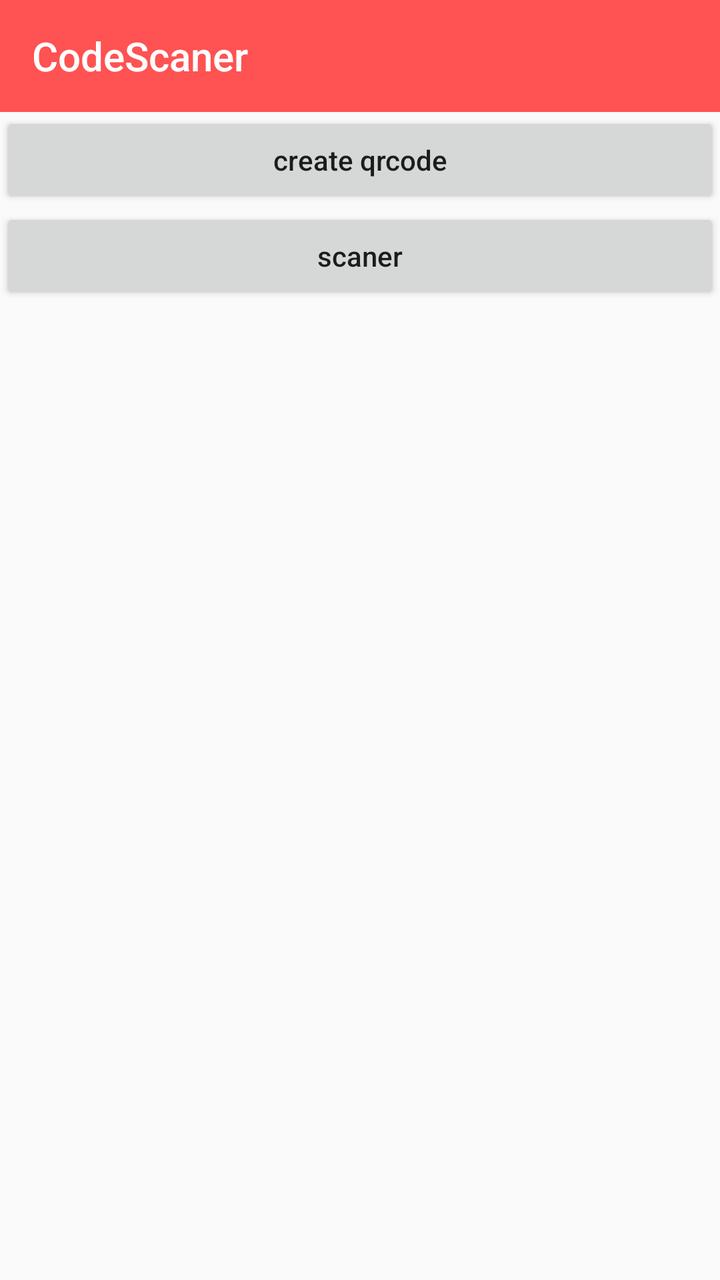
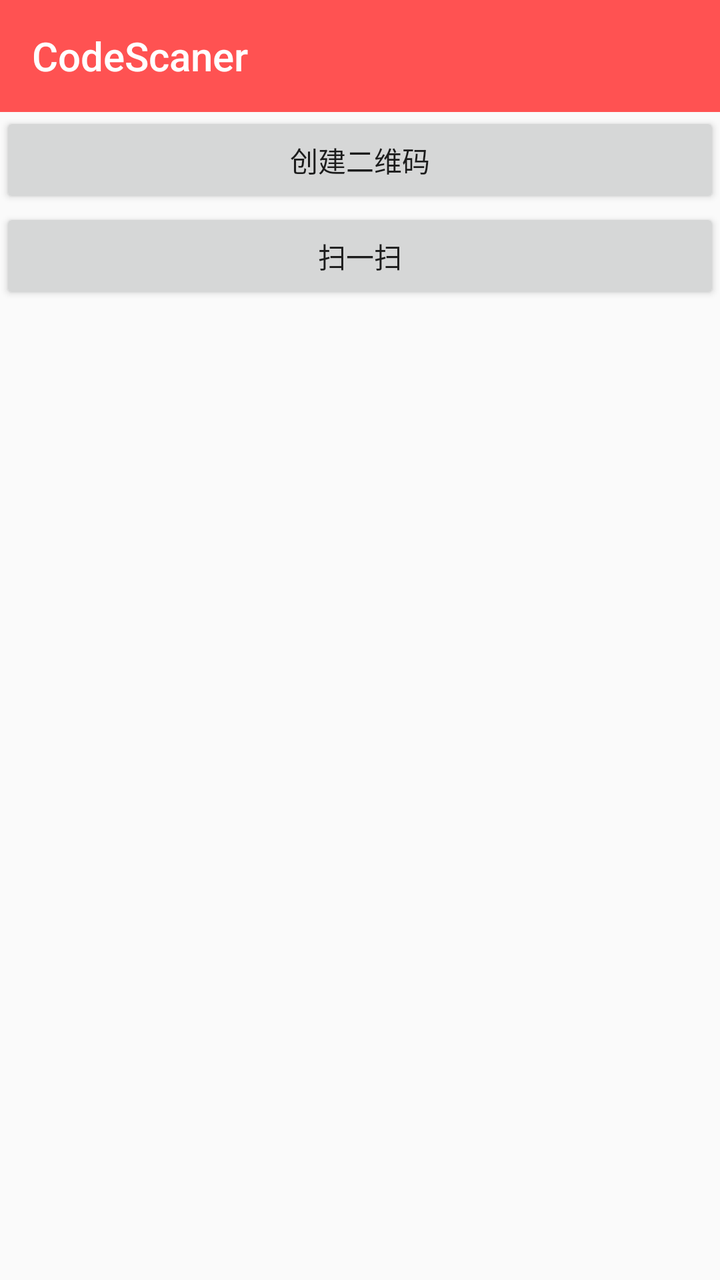

An Android layout rendered at two revisions. The XML below is the earlier revision; the diff shows what the commit changed to produce the second picture.
<!-- AndroidManifest.xml: application theme AppTheme -->
<!-- res/layout/activity_main.xml -->
<?xml version="1.0" encoding="utf-8"?>
<androidx.constraintlayout.widget.ConstraintLayout
    xmlns:android="http://schemas.android.com/apk/res/android"
    xmlns:app="http://schemas.android.com/apk/res-auto"
    android:layout_width="match_parent"
    android:layout_height="match_parent"
    android:fitsSystemWindows="true"
    >
    <androidx.appcompat.widget.Toolbar
        android:id="@+id/toolbar"
        app:popupTheme="@style/ToolbarPopupTheme"
        android:layout_width="match_parent"
        android:layout_height="wrap_content"
        app:title="@string/app_name"
        app:layout_constraintTop_toTopOf="parent"
        app:titleTextColor="@android:color/white"
        android:background="@color/colorAccent"
        />

    <Button
        android:text="create qrcode"
        android:id="@+id/btnCreateQrcode"
        android:layout_width="0dp"
        android:layout_height="wrap_content"
        app:layout_constraintRight_toRightOf="parent"
        app:layout_constraintLeft_toLeftOf="parent"
        app:layout_constraintTop_toBottomOf="@id/toolbar"
        />

    <Button
        android:id="@+id/btnScaner"
        android:text="scaner"
        android:layout_width="0dp"
        android:layout_height="wrap_content"
        app:layout_constraintTop_toBottomOf="@id/btnCreateQrcode"
        app:layout_constraintRight_toRightOf="parent"
        app:layout_constraintLeft_toLeftOf="parent"
        />

    <TextView
        android:textSize="20sp"
        android:id="@+id/tvReuslt"
        android:layout_width="0dp"
        android:layout_height="wrap_content"
        android:layout_marginTop="5dp"
        app:layout_constraintTop_toBottomOf="@id/btnScaner"
        app:layout_constraintRight_toRightOf="parent"
        app:layout_constraintLeft_toLeftOf="parent"
        />

    <Button
        android:visibility="gone"
        android:text="copy"
        android:id="@+id/btnCopy"
        android:layout_width="0dp"
        android:layout_height="wrap_content"
        android:layout_marginTop="5dp"
        app:layout_constraintTop_toBottomOf="@id/tvReuslt"
        app:layout_constraintRight_toRightOf="parent"
        app:layout_constraintLeft_toLeftOf="parent"
        />

</androidx.constraintlayout.widget.ConstraintLayout>
<!-- resources referenced by this layout -->
<resources>
  <color name="colorAccent">#FF5252</color>
  <string name="app_name">CodeScaner</string>
  <style name="ToolbarPopupTheme" parent="Widget.AppCompat.Light.PopupMenu.Overflow">
          <item name="overlapAnchor">false</item>  
          <item name="android:colorBackground">@android:color/white</item>  
          
          <item name="android:textColorPrimary">@android:color/black</item>
      </style>
  <style name="AppTheme" parent="Theme.AppCompat.Light.NoActionBar">
          
          <item name="colorPrimary">@color/colorPrimary</item>
          <item name="colorPrimaryDark">@color/colorPrimaryDark</item>
          <item name="colorAccent">@color/colorAccent</item>
  
          
          <item name="android:textColorSecondary">@android:color/white</item>
  
          
          <item name="android:textAllCaps">false</item>
  
      </style>
  <color name="colorPrimary">#FF5252</color>
  <color name="colorPrimaryDark">#FF5252</color>
</resources>

<!-- the commit's change to res/layout/activity_main.xml (unified diff, before → after) -->
@@ -18,7 +18,7 @@
         />
 
     <Button
-        android:text="create qrcode"
+        android:text="@string/main_btn_create_qrcode"
         android:id="@+id/btnCreateQrcode"
         android:layout_width="0dp"
         android:layout_height="wrap_content"
@@ -29,7 +29,7 @@
 
     <Button
         android:id="@+id/btnScaner"
-        android:text="scaner"
+        android:text="@string/main_btn_scan"
         android:layout_width="0dp"
         android:layout_height="wrap_content"
         app:layout_constraintTop_toBottomOf="@id/btnCreateQrcode"
@@ -50,7 +50,7 @@
 
     <Button
         android:visibility="gone"
-        android:text="copy"
+        android:text="@string/main_btn_copy"
         android:id="@+id/btnCopy"
         android:layout_width="0dp"
         android:layout_height="wrap_content"
<!-- resource entries referenced after the edit -->
@@ -1,7 +1,10 @@
 <!-- resources referenced by this layout -->
 <resources>
   <color name="colorAccent">#FF5252</color>
-  <string name="app_name">CodeScaner</string>
+  <string name="app_name" translatable="false">CodeScaner</string>
+  <string name="main_btn_copy">复制</string>
+  <string name="main_btn_create_qrcode">创建二维码</string>
+  <string name="main_btn_scan">扫一扫</string>
   <style name="ToolbarPopupTheme" parent="Widget.AppCompat.Light.PopupMenu.Overflow">
           <item name="overlapAnchor">false</item>  
           <item name="android:colorBackground">@android:color/white</item>  
